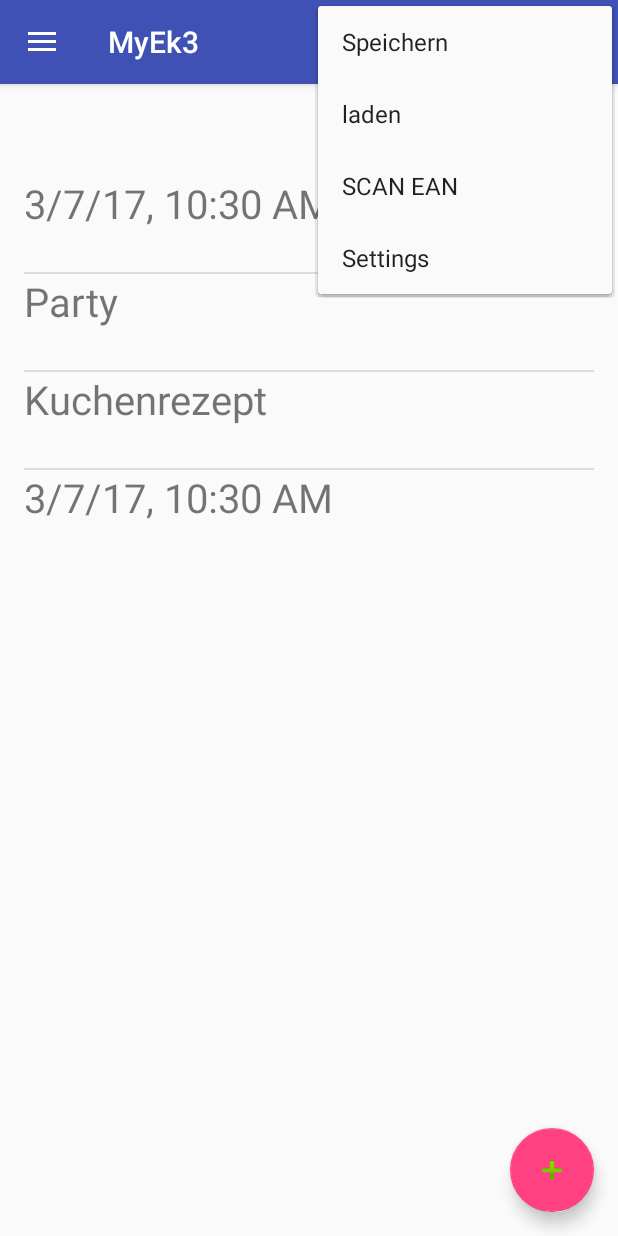
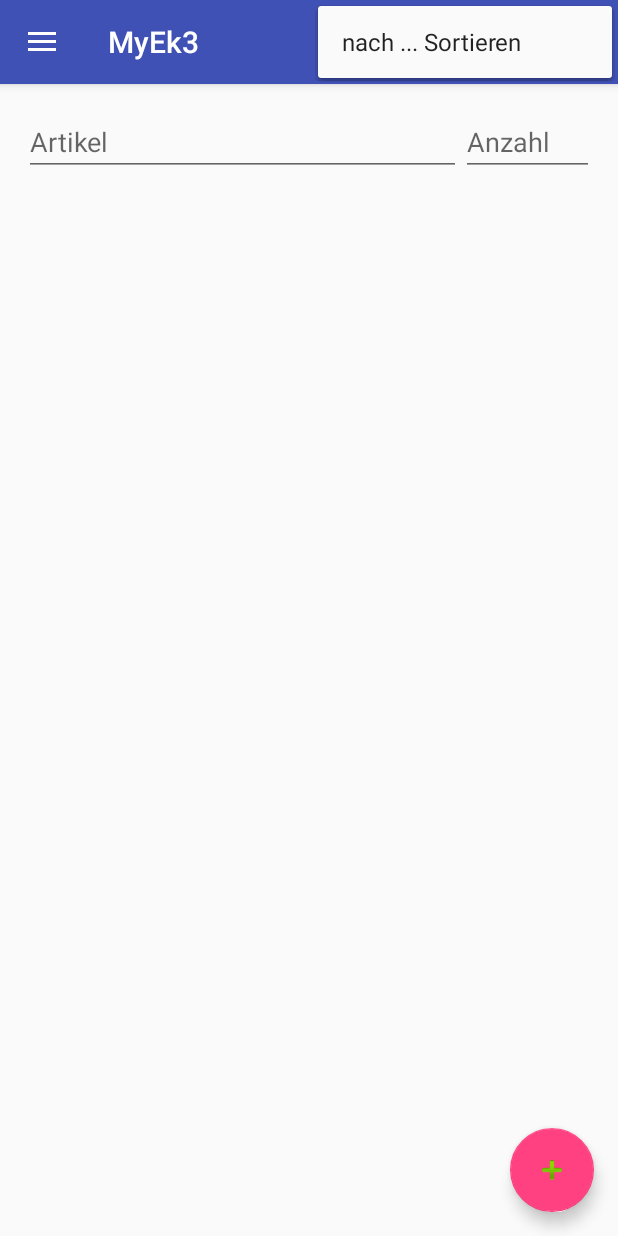
Before and after one commit to JLGreenwood/ourApp, an Android app: the MainActivity screen opened directly, with no data from a screen before it, with the options menu open, on a phone screen of 412 x 824 dp. Run offline under Robolectric (Android 15) with nearby library versions, the phone set to English and light mode, and no system bars; libraries missing offline, so code that uses them is left out: com.couchbase.lite; 5 statements that could not run were skipped.

Commit message:
Implemented methods switchListViewToArticles and switchListViewToShoppingLists

```diff
--- a/app/src/main/java/app/com/example/administrator/myek3/app/MainActivity.java
+++ b/app/src/main/java/app/com/example/administrator/myek3/app/MainActivity.java
@@ -37,7 +37,7 @@ public class MainActivity extends AppCompatActivity implements NavigationView.On
 
     //    String listViewSwitch = "articles";
     //    String listViewSwitch = "shoppingLists";
-    String listViewSwitch = "shoppingLists";
+    String listViewSwitch = "";
 
     List<Article> articleList;
     List<ShoppingList> shoppingListList;
@@ -65,30 +65,13 @@ public class MainActivity extends AppCompatActivity implements NavigationView.On
 
         switch (listViewSwitch) {
             case "articles":
-                articleName.setVisibility(View.VISIBLE);
-                articleAmount.setVisibility(View.VISIBLE);
-                articleList = new ArrayList<Article>();
-                articleAdapter = new ArticleAdapter(articleList, this);
-                listView.setAdapter(articleAdapter);
+                switchListViewToArticles();
                 break;
             case "shoppingLists":
-                articleName.setVisibility(View.INVISIBLE);
-                articleAmount.setVisibility(View.INVISIBLE);
-                shoppingListList = new ArrayList<ShoppingList>();
-                shoppingListAdapter = new ShoppingListAdapter(shoppingListList, this);
-                listView.setAdapter(shoppingListAdapter);
-
-                ShoppingList unsavedShoppingList1 = new ShoppingList();
-                ShoppingList unsavedShoppingList2 = new ShoppingList("Party");
-                ShoppingList unsavedShoppingList3 = new ShoppingList("Kuchenrezept");
-                ShoppingList unsavedShoppingList4 = new ShoppingList();
-
-                shoppingListList.add(unsavedShoppingList1);
-                shoppingListList.add(unsavedShoppingList2);
-                shoppingListList.add(unsavedShoppingList3);
-                shoppingListList.add(unsavedShoppingList4);
-
-                shoppingListAdapter.notifyDataSetChanged();
+                switchListViewToShoppingLists();
+                break;
+            default:
+                switchListViewToArticles();
                 break;
         }
         registerForContextMenu(listView);
@@ -109,7 +92,7 @@ public class MainActivity extends AppCompatActivity implements NavigationView.On
             @Override
             public void onClick(View view) {
                 switch (listViewSwitch) {
-                    case "articles":
+                    default:
                         if (articleName.getText().length() > 0) {
                             articleAmount.requestFocus();
                             String amount = articleAmount.getText().toString();
@@ -119,8 +102,8 @@ public class MainActivity extends AppCompatActivity implements NavigationView.On
                             articleList.add(new Article(articleName.getText().toString(), amount , false));
 
                             articleAdapter.notifyDataSetChanged();
-                            Snackbar.make(view, "Replace with your own action!! " + amount, Snackbar.LENGTH_LONG)
-                                    .setAction("Action", null).show();
+//                            Snackbar.make(view, "Replace with your own action!! " + amount, Snackbar.LENGTH_LONG)
+//                                    .setAction("Action", null).show();
                         }
                         articleName.setText("");
                         articleAmount.setText("");
@@ -182,7 +165,7 @@ public class MainActivity extends AppCompatActivity implements NavigationView.On
         int id = item.getItemId();
 
         //noinspection SimplifiableIfStatement
-        if (id == R.id.action_settings) {
+        if (id == R.id.action_sort) {
             return true;
         }
 
@@ -253,4 +236,35 @@ public class MainActivity extends AppCompatActivity implements NavigationView.On
         AppIndex.AppIndexApi.end(client, getIndexApiAction());
         client.disconnect();
     }
+
+    public void switchListViewToArticles () {
+//        if (!articleList.isEmpty()){
+//            articleList.clear();
+//            articleAdapter.notifyDataSetChanged();
+//        }
+        articleName.setVisibility(View.VISIBLE);
+        articleAmount.setVisibility(View.VISIBLE);
+        articleList = new ArrayList<Article>();
+        articleAdapter = new ArticleAdapter(articleList, this);
+        listView.setAdapter(articleAdapter);
+    }
+
+    public void switchListViewToShoppingLists () {
+        articleName.setVisibility(View.GONE);
+        articleAmount.setVisibility(View.GONE);
+        shoppingListList = new ArrayList<ShoppingList>();
+        shoppingListAdapter = new ShoppingListAdapter(shoppingListList, this);
+        listView.setAdapter(shoppingListAdapter);
+
+        ShoppingList unsavedShoppingList1 = new ShoppingList();
+        ShoppingList unsavedShoppingList2 = new ShoppingList("Party");
+        ShoppingList unsavedShoppingList3 = new ShoppingList("Kuchenrezept");
+        ShoppingList unsavedShoppingList4 = new ShoppingList();
+
+        shoppingListList.add(unsavedShoppingList1);
+        shoppingListList.add(unsavedShoppingList2);
+        shoppingListList.add(unsavedShoppingList3);
+        shoppingListList.add(unsavedShoppingList4);
+        shoppingListAdapter.notifyDataSetChanged();
+    }
 }
--- a/app/src/main/res/menu/main.xml
+++ b/app/src/main/res/menu/main.xml
@@ -2,23 +2,20 @@
 <menu xmlns:android="http://schemas.android.com/apk/res/android"
     xmlns:app="http://schemas.android.com/apk/res-auto">
     <item
-        android:id="@+id/action_speichern"
+        android:id="@+id/action_sort"
         android:orderInCategory="100"
-        android:title="@string/action_speichern"
+        android:title="@string/action_sort"
         app:showAsAction="never" />
+    <item
+        android:id="@+id/action_rename"
+        android:orderInCategory="100"
+        android:title="@string/action_rename"
+        app:showAsAction="ifRoom" />
+<!--
     <item
         android:id="@+id/action_laden"
         android:orderInCategory="100"
         android:title="@string/action_laden"
         app:showAsAction="never" />
-    <item
-        android:id="@+id/action_scan_ean"
-        android:orderInCategory="100"
-        android:title="@string/action_scan_ean"
-        app:showAsAction="never" />
-    <item
-        android:id="@+id/action_settings"
-        android:orderInCategory="100"
-        android:title="@string/action_settings"
-        app:showAsAction="never" />
+    -->
 </menu>
--- a/app/src/main/res/values/strings.xml
+++ b/app/src/main/res/values/strings.xml
@@ -4,11 +4,15 @@
     <string name="navigation_drawer_open">Open navigation drawer</string>
     <string name="navigation_drawer_close">Close navigation drawer</string>
 
-    <string name="action_speichern">Speichern</string>
+    <string name="action_sort">nach ... Sortieren</string>
+    <string name="action_rename">Liste umbenennen</string>
+<!--
     <string name="action_laden">laden</string>
     <string name="action_settings">Settings</string>
+-->
     <string name="input_artikel">Artikel</string>
     <string name="input_anzahl">Anzahl</string>
+
 
     <string name="title_activity_welcome">Home Screen</string>
     <string name="next">Weiter</string>
```
